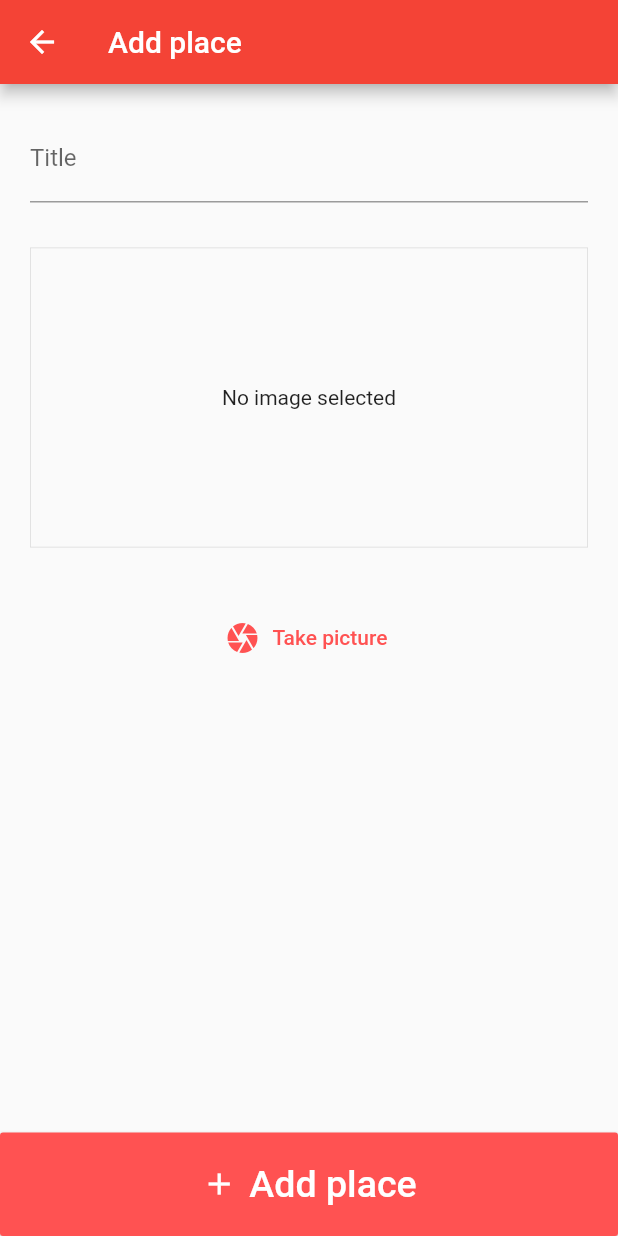
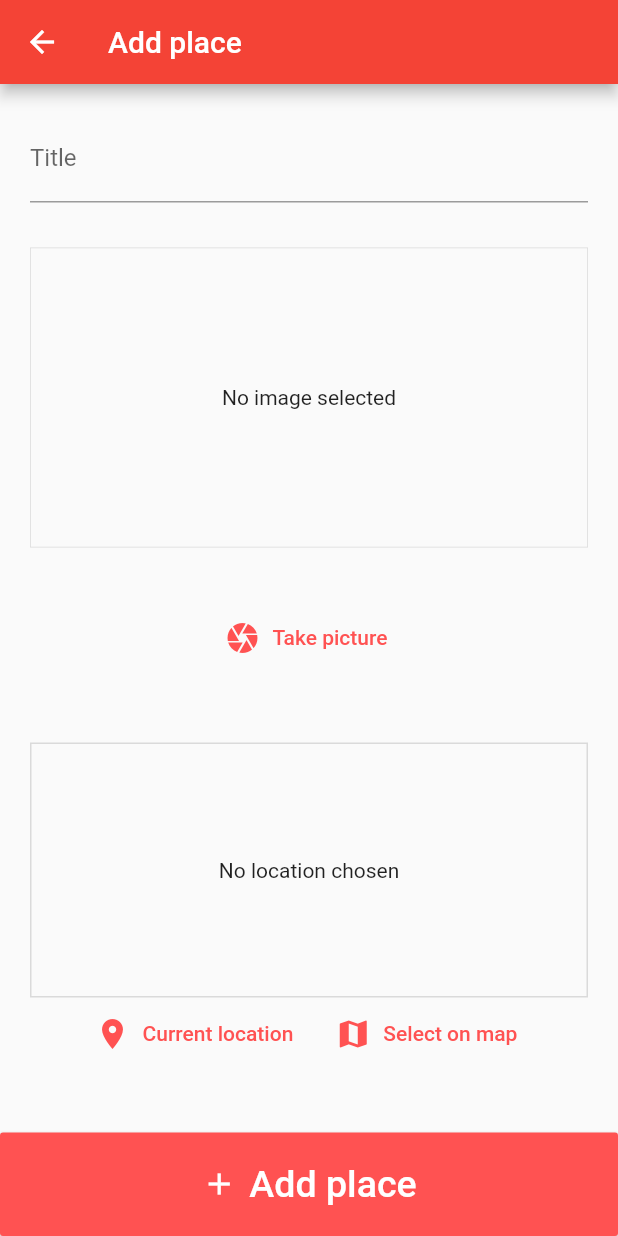
Before and after one commit to cyproto/udemy_flutter-and-dart_the-complete-guide, a Flutter app: the AddPlaceScreen screen opened by its route, on a phone screen of 412 x 824 dp. Run offline on Flutter 3.47's test engine with Material 2 defaults, Android fonts, the phone set to English and light mode, and no system bars; our stand-ins replace image_picker, location, shared_preferences, sqflite; accounts and stored records are empty.

Commit message:
great_places_app: Add functionality to select current device location and render it.

```diff
--- /dev/null
+++ b/great_places_app/lib/helpers/location_helper.dart
@@ -0,0 +1,8 @@
+const GOOGLE_API_KEY = '';
+
+class LocationHelper {
+  static String generatedLocationPreviewImage(
+      {double latitude, double longitude}) {
+    return 'https://maps.googleapis.com/maps/api/staticmap?center=&$latitude,$longitude&zoom=13&size=600x300&maptype=roadmap&markers=color:red%7Clabel:C%7C$latitude,$longitude&key=$GOOGLE_API_KEY';
+  }
+}
--- a/great_places_app/lib/screens/add_place_screen.dart
+++ b/great_places_app/lib/screens/add_place_screen.dart
@@ -4,6 +4,7 @@ import 'package:flutter/material.dart';
 import 'package:provider/provider.dart';
 
 import '../widgets/image_input.dart';
+import '../widgets/location_input.dart';
 import '../providers/great_places.dart';
 
 class AddPlaceScreen extends StatefulWidget {
@@ -55,6 +56,10 @@ class _AddPlaceScreenState extends State<AddPlaceScreen> {
                       height: 30,
                     ),
                     ImageInput(_selectImage),
+                    SizedBox(
+                      height: 30,
+                    ),
+                    LocationInput(),
                   ],
                 ),
               ),
--- /dev/null
+++ b/great_places_app/lib/widgets/location_input.dart
@@ -0,0 +1,70 @@
+import 'package:flutter/material.dart';
+import 'package:location/location.dart';
+
+import '../helpers/location_helper.dart';
+
+class LocationInput extends StatefulWidget {
+  @override
+  _LocationInputState createState() => _LocationInputState();
+}
+
+class _LocationInputState extends State<LocationInput> {
+  String _previewImageUrl;
+
+  Future<void> _getCurrentUserLocation() async {
+    final locData = await Location().getLocation();
+    final staticMapUrl = LocationHelper.generatedLocationPreviewImage(
+      latitude: locData.latitude,
+      longitude: locData.longitude,
+    );
+    setState(() {
+      _previewImageUrl = staticMapUrl;
+    });
+  }
+
+  @override
+  Widget build(BuildContext context) {
+    return Column(
+      children: <Widget>[
+        Container(
+          decoration: BoxDecoration(
+            border: Border.all(
+              width: 1,
+              color: Color(0xffdadada),
+            ),
+          ),
+          child: _previewImageUrl == null
+              ? Text(
+                  'No location chosen',
+                  textAlign: TextAlign.center,
+                )
+              : Image.network(
+                  _previewImageUrl,
+                  fit: BoxFit.cover,
+                  width: double.infinity,
+                ),
+          height: 170,
+          width: double.infinity,
+          alignment: Alignment.center,
+        ),
+        Row(
+          mainAxisAlignment: MainAxisAlignment.center,
+          children: <Widget>[
+            FlatButton.icon(
+              icon: Icon(Icons.location_on),
+              label: Text('Current location'),
+              textColor: Theme.of(context).accentColor,
+              onPressed: _getCurrentUserLocation,
+            ),
+            FlatButton.icon(
+              icon: Icon(Icons.map),
+              label: Text('Select on map'),
+              textColor: Theme.of(context).accentColor,
+              onPressed: () {},
+            ),
+          ],
+        )
+      ],
+    );
+  }
+}
--- a/great_places_app/pubspec.yaml
+++ b/great_places_app/pubspec.yaml
@@ -28,6 +28,7 @@ dependencies:
   path: ^1.6.4
   path_provider: ^1.6.11
   sqflite: ^1.3.1
+  location: ^3.0.2
 
   # The following adds the Cupertino Icons font to your application.
   # Use with the CupertinoIcons class for iOS style icons.
```
Also changed, not shown: great_places_app/pubspec.lock.
